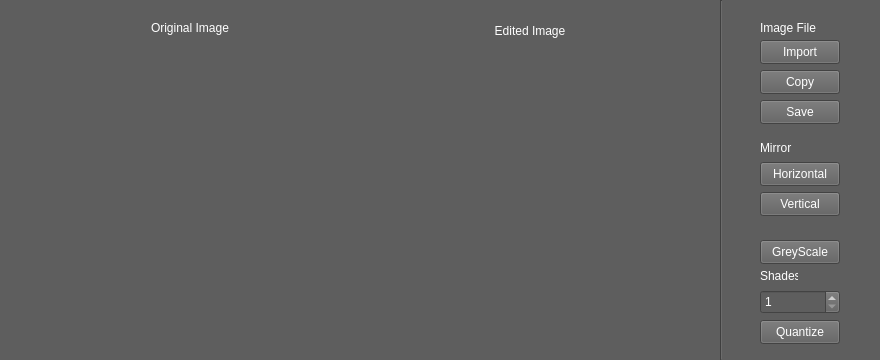
The window that mainwindow.ui (DiegoHommer/ImageEditor) describes before a commit, drawn with Qt 5.
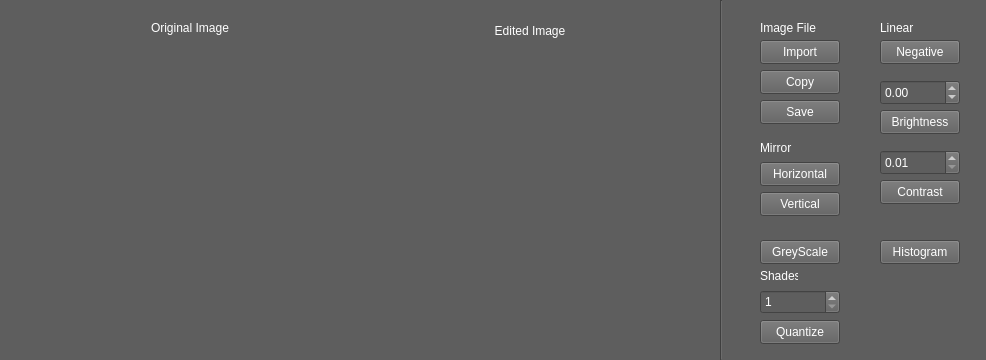
The same window after the commit.

Commit message:
Linear transformations and histogram
Linear Transformations (Brightness, Contrast and Negative)  and initial histogram generation implemented.

Diff of the .ui file:
```diff
--- a/mainwindow.ui
+++ b/mainwindow.ui
@@ -6,7 +6,7 @@
    <rect>
     <x>0</x>
     <y>0</y>
-    <width>880</width>
+    <width>986</width>
     <height>360</height>
    </rect>
   </property>
@@ -289,6 +289,128 @@
      <string>Quantize</string>
     </property>
    </widget>
+   <widget class="QPushButton" name="BrightnessButton">
+    <property name="geometry">
+     <rect>
+      <x>880</x>
+      <y>110</y>
+      <width>80</width>
+      <height>24</height>
+     </rect>
+    </property>
+    <property name="styleSheet">
+     <string notr="true">color: rgb(255, 255, 255);</string>
+    </property>
+    <property name="text">
+     <string>Brightness</string>
+    </property>
+   </widget>
+   <widget class="QLabel" name="label_4">
+    <property name="geometry">
+     <rect>
+      <x>880</x>
+      <y>20</y>
+      <width>38</width>
+      <height>16</height>
+     </rect>
+    </property>
+    <property name="styleSheet">
+     <string notr="true">color: rgb(255, 255, 255);
+color: rgb(255, 255, 255);</string>
+    </property>
+    <property name="text">
+     <string>Linear</string>
+    </property>
+   </widget>
+   <widget class="QPushButton" name="ContrastButton">
+    <property name="geometry">
+     <rect>
+      <x>880</x>
+      <y>180</y>
+      <width>80</width>
+      <height>24</height>
+     </rect>
+    </property>
+    <property name="styleSheet">
+     <string notr="true">color: rgb(255, 255, 255);</string>
+    </property>
+    <property name="text">
+     <string>Contrast</string>
+    </property>
+   </widget>
+   <widget class="QPushButton" name="NegativeButton">
+    <property name="geometry">
+     <rect>
+      <x>880</x>
+      <y>40</y>
+      <width>80</width>
+      <height>24</height>
+     </rect>
+    </property>
+    <property name="styleSheet">
+     <string notr="true">color: rgb(255, 255, 255);</string>
+    </property>
+    <property name="text">
+     <string>Negative</string>
+    </property>
+   </widget>
+   <widget class="QDoubleSpinBox" name="doubleSpinBox">
+    <property name="geometry">
+     <rect>
+      <x>880</x>
+      <y>80</y>
+      <width>80</width>
+      <height>25</height>
+     </rect>
+    </property>
+    <property name="styleSheet">
+     <string notr="true">color: rgb(255, 255, 255);</string>
+    </property>
+    <property name="minimum">
+     <double>-255.000000000000000</double>
+    </property>
+    <property name="maximum">
+     <double>255.000000000000000</double>
+    </property>
+   </widget>
+   <widget class="QDoubleSpinBox" name="doubleSpinBox_2">
+    <property name="geometry">
+     <rect>
+      <x>880</x>
+      <y>150</y>
+      <width>80</width>
+      <height>25</height>
+     </rect>
+    </property>
+    <property name="styleSheet">
+     <string notr="true">color: rgb(255, 255, 255);</string>
+    </property>
+    <property name="minimum">
+     <double>0.010000000000000</double>
+    </property>
+    <property name="maximum">
+     <double>255.000000000000000</double>
+    </property>
+    <property name="singleStep">
+     <double>0.100000000000000</double>
+    </property>
+   </widget>
+   <widget class="QPushButton" name="MakeHistogram">
+    <property name="geometry">
+     <rect>
+      <x>880</x>
+      <y>240</y>
+      <width>80</width>
+      <height>24</height>
+     </rect>
+    </property>
+    <property name="styleSheet">
+     <string notr="true">color: rgb(255, 255, 255);</string>
+    </property>
+    <property name="text">
+     <string>Histogram</string>
+    </property>
+   </widget>
   </widget>
  </widget>
  <resources/>
```
The commit also changes 3 other files.
